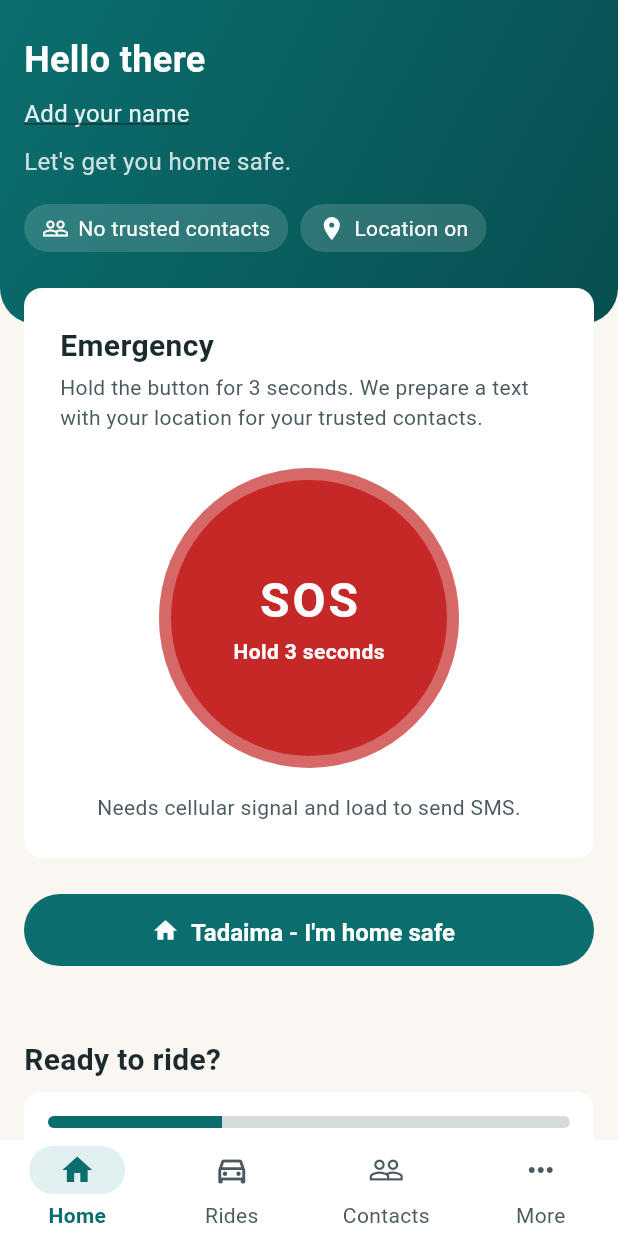
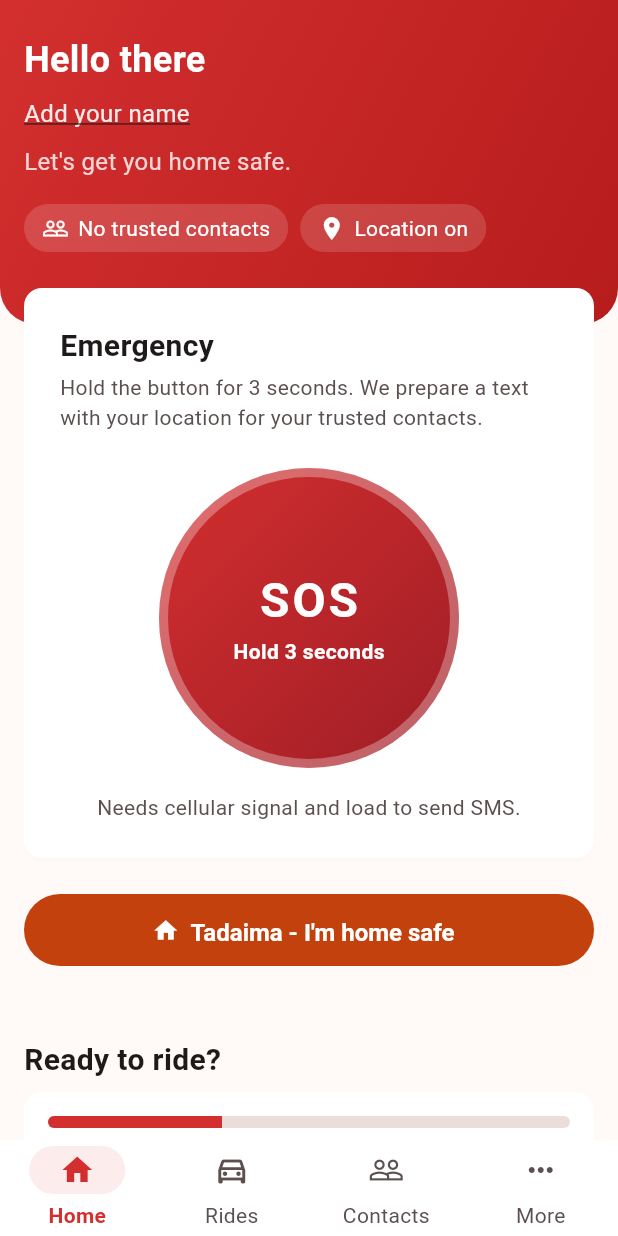
Before and after one commit to Glitch-0-CPO1/Tadaima-app, a Flutter app: the screen it shows after launch, after a tap on "Skip", after a tap on "Allow location now", after a tap on "Start using Tadaima", on a phone screen of 412 x 824 dp. Run offline on Flutter 3.47's test engine with Material 3 defaults, Android fonts, the phone set to English and light mode, and no system bars; our stand-ins replace geolocator, shared_preferences.

```diff
--- a/lib/screens/home_screen.dart
+++ b/lib/screens/home_screen.dart
@@ -368,8 +368,11 @@ class _HomeScreenState extends State<HomeScreen> with WidgetsBindingObserver {
                 onPressed: () => _openTadaima(context),
                 icon: const Icon(Icons.home),
                 label: const Text("Tadaima - I'm home safe"),
-                style: FilledButton.styleFrom(
-                  minimumSize: const Size(double.infinity, AppTheme.buttonHeight),
+                style: AppTheme.accentButtonStyle.merge(
+                  FilledButton.styleFrom(
+                    minimumSize:
+                        const Size(double.infinity, AppTheme.buttonHeight),
+                  ),
                 ),
               ),
             ),
@@ -704,13 +707,18 @@ class _QuickActionTile extends StatelessWidget {
 
   @override
   Widget build(BuildContext context) {
-    final tileColor = isDanger ? AppColors.dangerBg : AppColors.primaryTint;
-    final iconColor = isDanger ? AppColors.danger : AppColors.primary;
-    final textColor = isDanger ? AppColors.danger : AppColors.textPrimary;
+    // Call 911 is a primary-dark filled action; the other tiles stay light.
+    final cardColor = isDanger ? AppColors.primaryDark : AppColors.surface;
+    final tileColor = isDanger
+        ? AppColors.onPrimary.withValues(alpha: 0.16)
+        : AppColors.primaryTint;
+    final iconColor = isDanger ? AppColors.onPrimary : AppColors.primary;
+    final textColor = isDanger ? AppColors.onPrimary : AppColors.textPrimary;
     return Semantics(
       label: label,
       button: true,
       child: Card(
+        color: cardColor,
         child: InkWell(
           onTap: onTap,
           borderRadius: BorderRadius.circular(AppTheme.radiusCard),
--- a/lib/screens/more_screen.dart
+++ b/lib/screens/more_screen.dart
@@ -283,10 +283,7 @@ class _MoreScreenState extends State<MoreScreen> {
           children: [
             FilledButton.icon(
               onPressed: _call911,
-              style: FilledButton.styleFrom(
-                backgroundColor: AppColors.danger,
-                foregroundColor: AppColors.onPrimary,
-              ),
+              style: AppTheme.call911ButtonStyle,
               icon: const Icon(Icons.phone),
               label: const Text('Call 911 (opens dialer)'),
             ),
--- a/lib/screens/sos_confirm_screen.dart
+++ b/lib/screens/sos_confirm_screen.dart
@@ -176,10 +176,7 @@ class _SosConfirmScreenState extends State<SosConfirmScreen> {
                   const SizedBox(height: AppTheme.spaceXl),
                   FilledButton.icon(
                     onPressed: _call911,
-                    style: FilledButton.styleFrom(
-                      backgroundColor: AppColors.danger,
-                      foregroundColor: AppColors.onPrimary,
-                    ),
+                    style: AppTheme.call911ButtonStyle,
                     icon: const Icon(Icons.phone),
                     label: const Text('Call 911'),
                   ),
@@ -245,7 +242,7 @@ class _SosConfirmScreenState extends State<SosConfirmScreen> {
     } else if (_fix == null) {
       children.add(
         _Banner(
-          icon: Icons.location_off,
+          icon: Icons.error_outline,
           background: AppColors.dangerBg,
           foreground: AppColors.danger,
           text: _permissionDeniedForever
--- a/lib/screens/tadaima_screen.dart
+++ b/lib/screens/tadaima_screen.dart
@@ -69,6 +69,8 @@ class TadaimaScreen extends StatelessWidget {
                 // The message is fixed and needs no GPS, but the widget asks
                 // for a Future, so we wrap it in an async function.
                 buildMessage: () async => message,
+                // Tadaima safe-arrival actions use the orange accent.
+                actionStyle: AppTheme.accentButtonStyle,
               ),
             const SizedBox(height: AppTheme.spaceXl),
             OutlinedButton(
--- a/lib/theme/app_colors.dart
+++ b/lib/theme/app_colors.dart
@@ -8,38 +8,45 @@ class AppColors {
   AppColors._();
 
   // Brand
-  static const Color primary = Color(0xFF0B6E6E);
-  static const Color primaryDark = Color(0xFF084F4F);
-  static const Color primaryTint = Color(0xFFE1F1F1);
+  static const Color primary = Color(0xFFD32F2F);
+  static const Color primaryDark = Color(0xFFB71C1C);
+  static const Color primaryTint = Color(0xFFFDECEC);
 
-  // SOS - red is ONLY used for SOS-related elements.
-  static const Color sosRed = Color(0xFFC62828);
+  // Accent - orange. Only for the "Tadaima - I'm home safe" action.
+  static const Color accent = Color(0xFFC2410C);
+  static const Color accentTint = Color(0xFFFFEDE0);
+
+  // SOS - the gradient and white ring are ONLY used on the SOS button/screen.
+  static const Color sosRed = Color(0xFFB71C1C);
+  static const Color sosGradientStart = Color(0xFFD32F2F);
+  static const Color sosGradientEnd = Color(0xFF9F1D26);
   static const Color onSos = Color(0xFFFFFFFF);
 
   // Status
-  static const Color danger = Color(0xFFB3261E);
-  static const Color dangerBg = Color(0xFFFDE8E6);
+  static const Color danger = Color(0xFFB71C1C);
+  static const Color dangerBg = Color(0xFFFDECEC);
   static const Color success = Color(0xFF1B6E2F);
   static const Color successBg = Color(0xFFE3F3E6);
-  static const Color warning = Color(0xFF8A5300);
+  static const Color warning = Color(0xFF7A4A00);
   static const Color warningBg = Color(0xFFFFF1D6);
 
   // Surfaces
-  static const Color bg = Color(0xFFFAF7F2);
+  static const Color bg = Color(0xFFFFF9F7);
   static const Color surface = Color(0xFFFFFFFF);
 
   // Text
-  static const Color textPrimary = Color(0xFF1B2A2F);
-  static const Color textSecondary = Color(0xFF4A5A5F);
+  static const Color textPrimary = Color(0xFF1F1A1A);
+  static const Color textSecondary = Color(0xFF5C4F4F);
 
   // Lines and borders
-  static const Color borderInput = Color(0xFF78888C);
-  static const Color divider = Color(0xFFD6DCDD);
+  static const Color borderInput = Color(0xFF857474);
+  static const Color divider = Color(0xFFEADDDA);
 
   // Disabled
-  static const Color disabledBg = Color(0xFFE9EDEE);
-  static const Color disabledText = Color(0xFF6B7B80);
+  static const Color disabledBg = Color(0xFFEFE7E5);
+  static const Color disabledText = Color(0xFF7A6B6B);
 
-  // On-primary
+  // On-primary / on-accent
   static const Color onPrimary = Color(0xFFFFFFFF);
+  static const Color onAccent = Color(0xFFFFFFFF);
 }
--- a/lib/theme/app_theme.dart
+++ b/lib/theme/app_theme.dart
@@ -35,6 +35,31 @@ class AppTheme {
   /// Fixed height for filled/outlined buttons.
   static const double buttonHeight = 48;
 
+  /// Accent (orange) button. Used only for the "Tadaima - I'm home safe"
+  /// action so it stands apart from the red main actions.
+  static final ButtonStyle accentButtonStyle = FilledButton.styleFrom(
+    backgroundColor: AppColors.accent,
+    foregroundColor: AppColors.onAccent,
+    disabledBackgroundColor: AppColors.disabledBg,
+    disabledForegroundColor: AppColors.disabledText,
+    minimumSize: const Size(48, buttonHeight),
+    textStyle: AppTextStyles.button,
+    shape: RoundedRectangleBorder(
+      borderRadius: BorderRadius.circular(radiusButton),
+    ),
+  );
+
+  /// Call 911 button: primary-dark fill with white text.
+  static final ButtonStyle call911ButtonStyle = FilledButton.styleFrom(
+    backgroundColor: AppColors.primaryDark,
+    foregroundColor: AppColors.onPrimary,
+    minimumSize: const Size(48, buttonHeight),
+    textStyle: AppTextStyles.button,
+    shape: RoundedRectangleBorder(
+      borderRadius: BorderRadius.circular(radiusButton),
+    ),
+  );
+
   static ThemeData get light {
     final colorScheme = ColorScheme.fromSeed(
       seedColor: AppColors.primary,
@@ -44,7 +69,10 @@ class AppTheme {
       onPrimary: AppColors.onPrimary,
       primaryContainer: AppColors.primaryTint,
       onPrimaryContainer: AppColors.primaryDark,
-      secondary: AppColors.primaryDark,
+      secondary: AppColors.accent,
+      onSecondary: AppColors.onAccent,
+      secondaryContainer: AppColors.accentTint,
+      onSecondaryContainer: AppColors.accent,
       surface: AppColors.surface,
       onSurface: AppColors.textPrimary,
       onSurfaceVariant: AppColors.textSecondary,
@@ -116,7 +144,7 @@ class AppTheme {
 
       textButtonTheme: TextButtonThemeData(
         style: TextButton.styleFrom(
-          foregroundColor: AppColors.primary,
+          foregroundColor: AppColors.primaryDark,
           disabledForegroundColor: AppColors.disabledText,
           minimumSize: const Size(48, 48),
           textStyle: AppTextStyles.button,
@@ -153,11 +181,24 @@ class AppTheme {
 
       chipTheme: ChipThemeData(
         backgroundColor: AppColors.primaryTint,
+        selectedColor: AppColors.primary,
+        secondarySelectedColor: AppColors.primary,
+        checkmarkColor: AppColors.onPrimary,
         labelStyle: AppTextStyles.caption,
+        secondaryLabelStyle: AppTextStyles.caption.copyWith(
+          color: AppColors.onPrimary,
+          fontWeight: FontWeight.w600,
+        ),
         side: BorderSide.none,
         shape: RoundedRectangleBorder(
           borderRadius: BorderRadius.circular(radiusChip),
         ),
+      ),
+
+      progressIndicatorTheme: const ProgressIndicatorThemeData(
+        color: AppColors.primary,
+        linearTrackColor: AppColors.divider,
+        circularTrackColor: AppColors.divider,
       ),
 
       bottomSheetTheme: const BottomSheetThemeData(
--- a/lib/widgets/recipient_send_list.dart
+++ b/lib/widgets/recipient_send_list.dart
@@ -20,6 +20,7 @@ class RecipientSendList extends StatelessWidget {
     super.key,
     required this.contacts,
     required this.buildMessage,
+    this.actionStyle,
   });
 
   /// The people who should receive the message.
@@ -29,6 +30,10 @@ class RecipientSendList extends StatelessWidget {
   /// can wait for the best location data before building the text.
   final Future<String> Function() buildMessage;
 
+  /// Optional style for the send buttons. Used to make the Tadaima safe-arrival
+  /// buttons orange without changing the SOS buttons.
+  final ButtonStyle? actionStyle;
+
   @override
   Widget build(BuildContext context) {
     return Column(
@@ -36,7 +41,11 @@ class RecipientSendList extends StatelessWidget {
       children: [
         for (var i = 0; i < contacts.length; i++) ...[
           if (i > 0) const SizedBox(height: AppTheme.spaceSm),
-          _RecipientRow(contact: contacts[i], buildMessage: buildMessage),
+          _RecipientRow(
+            contact: contacts[i],
+            buildMessage: buildMessage,
+            actionStyle: actionStyle,
+          ),
         ],
       ],
     );
@@ -48,10 +57,15 @@ enum _SendStatus { idle, sending, opened, failed }
 
 /// A single contact with its own send button and result state.
 class _RecipientRow extends StatefulWidget {
-  const _RecipientRow({required this.contact, required this.buildMessage});
+  const _RecipientRow({
+    required this.contact,
+    required this.buildMessage,
+    this.actionStyle,
+  });
 
   final Contact contact;
   final Future<String> Function() buildMessage;
+  final ButtonStyle? actionStyle;
 
   @override
   State<_RecipientRow> createState() => _RecipientRowState();
@@ -115,6 +129,7 @@ class _RecipientRowState extends State<_RecipientRow> {
       case _SendStatus.idle:
         return FilledButton.icon(
           onPressed: _send,
+          style: widget.actionStyle,
           icon: const Icon(Icons.send),
           label: Text('Send to ${widget.contact.name}'),
         );
--- a/lib/widgets/sos_button.dart
+++ b/lib/widgets/sos_button.dart
@@ -90,11 +90,18 @@ class _SosButtonState extends State<SosButton>
           child: Stack(
             alignment: Alignment.center,
             children: [
-              // The solid red circle.
+              // The red gradient circle (gradient is unique to SOS).
               Container(
                 decoration: const BoxDecoration(
                   shape: BoxShape.circle,
-                  color: AppColors.sosRed,
+                  gradient: LinearGradient(
+                    begin: Alignment.topLeft,
+                    end: Alignment.bottomRight,
+                    colors: [
+                      AppColors.sosGradientStart,
+                      AppColors.sosGradientEnd,
+                    ],
+                  ),
                 ),
               ),
               // The white progress ring drawn on top of the circle.
@@ -148,7 +155,8 @@ class _ProgressRingPainter extends CustomPainter {
 
   @override
   void paint(Canvas canvas, Size size) {
-    const double stroke = 8;
+    // 6px white ring, reserved for the SOS button only.
+    const double stroke = 6;
     final center = size.center(Offset.zero);
     final radius = (size.shortestSide - stroke) / 2;
 
```
Also changed, not shown: 1 other file.
